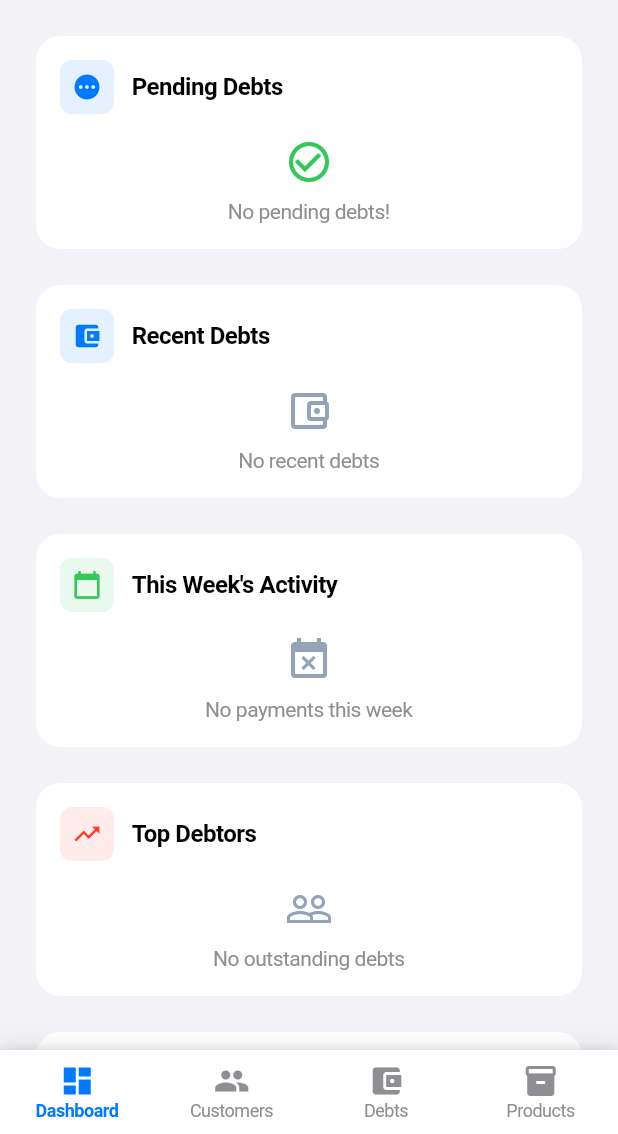
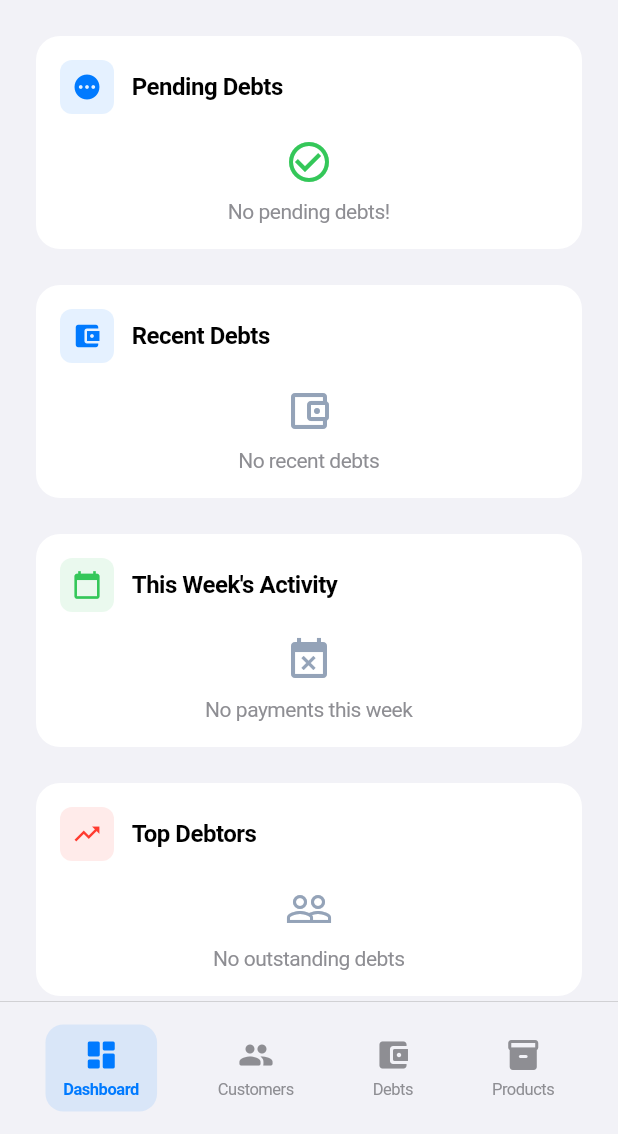
Before and after one commit to johnychnouda/Bechaalany-Debt, a Flutter app: the screen it shows after launch, on a phone screen of 412 x 824 dp, the part 102-1236 px from its top. Run offline on Flutter 3.47's test engine with Material 3 defaults, Android fonts, the phone set to English and light mode, and no system bars; our stand-ins replace cloud_firestore, connectivity_plus, csv, file_picker, firebase_auth, firebase_core and 7 more; accounts and stored records are empty; generated files the repository leaves out were written again.

Commit message:
Update bottom navigation to iOS 18.5 style with modern design and improved UX

```diff
--- a/lib/constants/app_colors.dart
+++ b/lib/constants/app_colors.dart
@@ -94,6 +94,12 @@ class AppColors {
         : textSecondary;
   }
 
+  static Color dynamicBorder(BuildContext context) {
+    return Theme.of(context).brightness == Brightness.dark
+        ? const Color(0xFF38383A)
+        : border;
+  }
+
   // iOS-style Gradients
   static const LinearGradient primaryGradient = LinearGradient(
     colors: [Color(0xFF007AFF), Color(0xFF0056CC)],
--- a/lib/screens/main_screen.dart
+++ b/lib/screens/main_screen.dart
@@ -28,6 +28,57 @@ class _MainScreenState extends State<MainScreen> {
     const ProductsScreen(),
   ];
 
+  Widget _buildNavigationItem({
+    required int index,
+    required IconData icon,
+    required String label,
+    required bool isSelected,
+  }) {
+    return GestureDetector(
+      onTap: () {
+        setState(() {
+          _currentIndex = index;
+        });
+        // Force refresh when switching tabs
+        WidgetsBinding.instance.addPostFrameCallback((_) {
+          setState(() {});
+        });
+      },
+      child: Container(
+        padding: const EdgeInsets.symmetric(horizontal: 12, vertical: 8),
+        decoration: BoxDecoration(
+          borderRadius: BorderRadius.circular(12),
+          color: isSelected
+              ? AppColors.primary.withOpacity(0.1)
+              : Colors.transparent,
+        ),
+        child: Column(
+          mainAxisSize: MainAxisSize.min,
+          children: [
+            Icon(
+              icon,
+              size: 24,
+              color: isSelected
+                  ? AppColors.primary
+                  : AppColors.textSecondary,
+            ),
+            const SizedBox(height: 4),
+            Text(
+              label,
+              style: TextStyle(
+                fontSize: 11,
+                fontWeight: isSelected ? FontWeight.w600 : FontWeight.normal,
+                color: isSelected
+                    ? AppColors.primary
+                    : AppColors.textSecondary,
+              ),
+            ),
+          ],
+        ),
+      ),
+    );
+  }
+
   @override
   Widget build(BuildContext context) {
     return Scaffold(
@@ -37,55 +88,48 @@ class _MainScreenState extends State<MainScreen> {
       ),
       bottomNavigationBar: Container(
         decoration: BoxDecoration(
-          boxShadow: [
-            BoxShadow(
-              color: Colors.black.withOpacity(0.1),
-              blurRadius: 10,
-              offset: const Offset(0, -2),
+          color: AppColors.dynamicBackground(context),
+          border: Border(
+            top: BorderSide(
+              color: AppColors.dynamicBorder(context),
+              width: 0.5,
             ),
-          ],
+          ),
         ),
-        child: BottomNavigationBar(
-          currentIndex: _currentIndex,
-          onTap: (index) {
-            setState(() {
-              _currentIndex = index;
-            });
-            // Force refresh when switching tabs
-            WidgetsBinding.instance.addPostFrameCallback((_) {
-              setState(() {});
-            });
-          },
-          type: BottomNavigationBarType.fixed,
-          backgroundColor: Colors.white,
-          selectedItemColor: AppColors.primary,
-          unselectedItemColor: AppColors.textSecondary,
-          selectedLabelStyle: const TextStyle(
-            fontWeight: FontWeight.w600,
-            fontSize: 12,
+        child: SafeArea(
+          child: Container(
+            height: 88,
+            padding: const EdgeInsets.symmetric(horizontal: 16, vertical: 8),
+            child: Row(
+              mainAxisAlignment: MainAxisAlignment.spaceAround,
+              children: [
+                _buildNavigationItem(
+                  index: 0,
+                  icon: Icons.dashboard_rounded,
+                  label: 'Dashboard',
+                  isSelected: _currentIndex == 0,
+                ),
+                _buildNavigationItem(
+                  index: 1,
+                  icon: Icons.people_rounded,
+                  label: 'Customers',
+                  isSelected: _currentIndex == 1,
+                ),
+                _buildNavigationItem(
+                  index: 2,
+                  icon: Icons.account_balance_wallet_rounded,
+                  label: 'Debts',
+                  isSelected: _currentIndex == 2,
+                ),
+                _buildNavigationItem(
+                  index: 3,
+                  icon: Icons.inventory_2_rounded,
+                  label: 'Products',
+                  isSelected: _currentIndex == 3,
+                ),
+              ],
+            ),
           ),
-          unselectedLabelStyle: const TextStyle(
-            fontWeight: FontWeight.normal,
-            fontSize: 12,
-          ),
-          items: const [
-            BottomNavigationBarItem(
-              icon: Icon(Icons.dashboard),
-              label: 'Dashboard',
-            ),
-            BottomNavigationBarItem(
-              icon: Icon(Icons.people),
-              label: 'Customers',
-            ),
-            BottomNavigationBarItem(
-              icon: Icon(Icons.account_balance_wallet),
-              label: 'Debts',
-            ),
-            BottomNavigationBarItem(
-              icon: Icon(Icons.inventory_2),
-              label: 'Products',
-            ),
-          ],
         ),
       ),
     );
```
